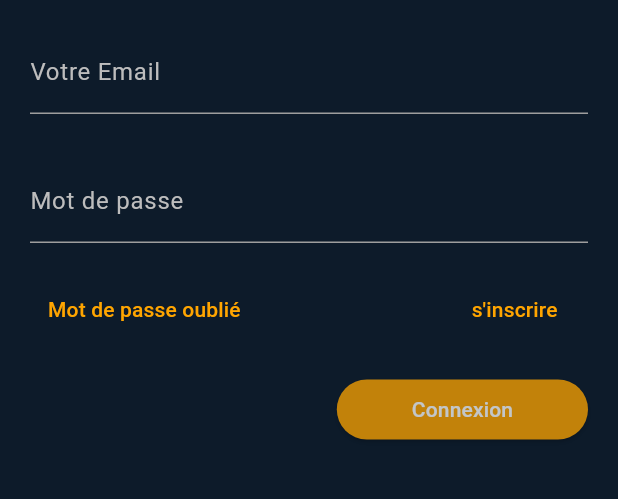
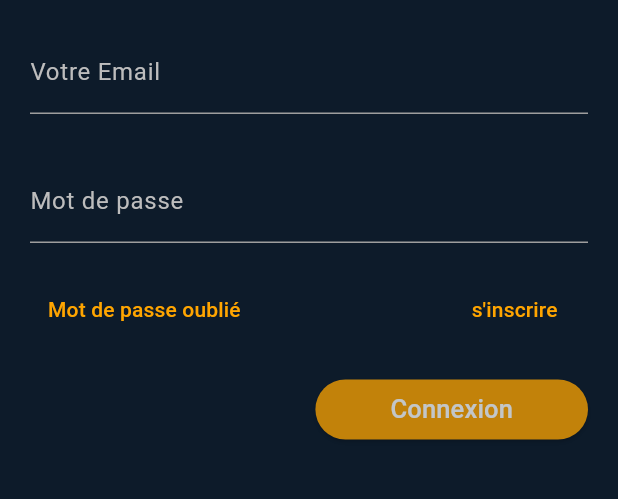
Before and after one commit to algosup/2023-2024-project-5-flutter-team-2, a Flutter app: the screen it shows after launch, after a tap on "Continuer avec un email", on a phone screen of 412 x 824 dp, the part 84-583 px from its top. Run offline on Flutter 3.47's test engine with Material 3 defaults, Android fonts, the phone set to English and light mode, and no system bars; our stand-ins replace get, google_fonts, swipe_cards.

Commit message:
front-end

```diff
--- a/adoptacandidate/lib/CandidatePage.dart
+++ b/adoptacandidate/lib/CandidatePage.dart
@@ -339,7 +339,10 @@ class _CandidatePageState extends State<CandidatePage> {
 
                     child: Text(
                       'Créer Un Compte'.tr,
-                      style: TextStyle(color: Colors.white),
+                      style: TextStyle(
+                          color: Colors.white,
+                          fontSize: 17,
+                      ),
                     ),
                     style: ElevatedButton.styleFrom(
                       backgroundColor: Color(0xFFFFA500),
--- a/adoptacandidate/lib/LoginPage.dart
+++ b/adoptacandidate/lib/LoginPage.dart
@@ -129,7 +129,10 @@ class _LoginPageState extends State<LoginPage> {
                       },
                       child: Text(
                         'Connexion'.tr,
-                        style: TextStyle(color: Colors.white),
+                        style: TextStyle(
+                            color: Colors.white,
+                            fontSize: 17,
+                        ),
                       ),
                       style: ElevatedButton.styleFrom(
                         backgroundColor: Color(0xFFFFA500),
--- a/adoptacandidate/lib/MySituation.dart
+++ b/adoptacandidate/lib/MySituation.dart
@@ -256,7 +256,7 @@ class MySituation extends StatelessWidget {
                         'Enregistrer'.tr,
                         style: TextStyle(
                             color: Colors.white,
-                            fontSize: 18,
+                            fontSize: 17,
                         ),
                       ),
                     ),
--- a/adoptacandidate/lib/Status.dart
+++ b/adoptacandidate/lib/Status.dart
@@ -96,7 +96,10 @@ class _StatusState extends State<Status> {
                 },
                 child: Text(
                   'Continuer'.tr,
-                  style: TextStyle(color: Colors.white),
+                  style: TextStyle(
+                      color: Colors.white,
+                      fontSize: 17,
+                  ),
                 ),
                 style: ElevatedButton.styleFrom(
                   backgroundColor: Color(0xFFFFA500),
--- a/adoptacandidate/lib/WelcomePage.dart
+++ b/adoptacandidate/lib/WelcomePage.dart
@@ -144,7 +144,7 @@ class WelcomePage extends StatelessWidget {
                       child: Text(
                         'Continuer avec un email'.tr,
                         style: GoogleFonts.roboto(
-                          fontSize: 18,
+                          fontSize: 17,
                           color: Colors.white,
                         ),
                       ),
@@ -167,7 +167,7 @@ class WelcomePage extends StatelessWidget {
                     Text(
                       'ou'.tr,
                       style: GoogleFonts.roboto(
-                        fontSize: 16,
+                        fontSize: 17,
                         color: Colors.white,
                         height: 0.9,
                       ),
--- a/adoptacandidate/lib/research.dart
+++ b/adoptacandidate/lib/research.dart
@@ -181,7 +181,10 @@ class BottomButton extends StatelessWidget {
                 padding: const EdgeInsets.all(17.0),
                 child: Text(
                   'Valider'.tr, // Texte du bouton
-                  style: TextStyle(color: Colors.white), // Couleur du texte du bouton
+                  style: TextStyle(
+                      color: Colors.white,
+                      fontSize: 17,
+                  ), // Couleur du texte du bouton
                 ),
               ), // Texte du bouton
             ),
--- a/adoptacandidate/lib/softskills.dart
+++ b/adoptacandidate/lib/softskills.dart
@@ -119,7 +119,7 @@ class _SoftSkillsState extends State<SoftSkills> {
                       child: Text(
                         'Valider'.tr,
                         style: TextStyle(
-                            fontSize: 18,
+                            fontSize: 17,
                             color: Colors.white
                         ), // Couleur du texte en blanc
                       ),
```
